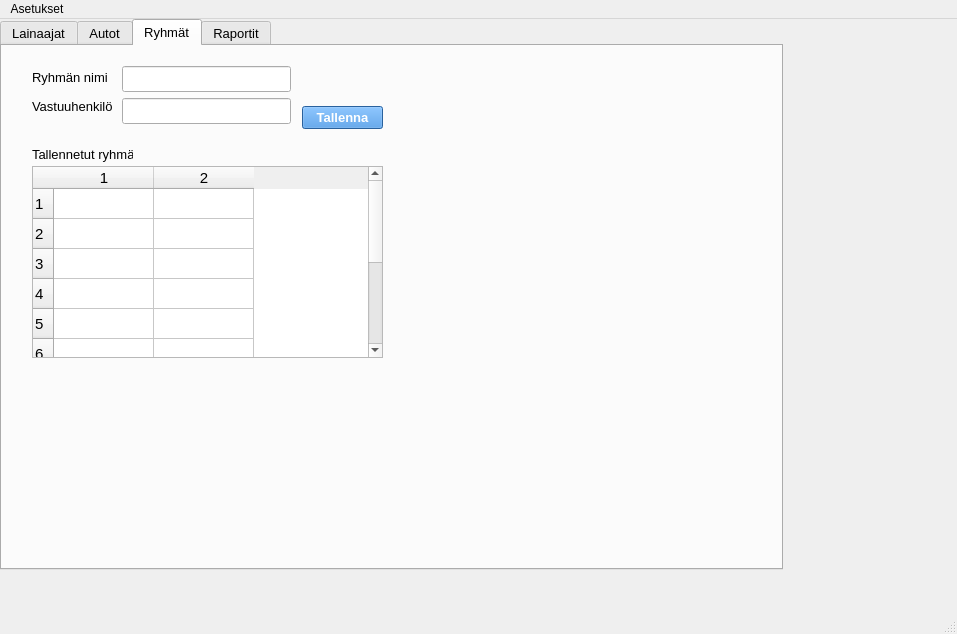
Old version of the form administrative.ui in the repository katalav/Autolainaus.
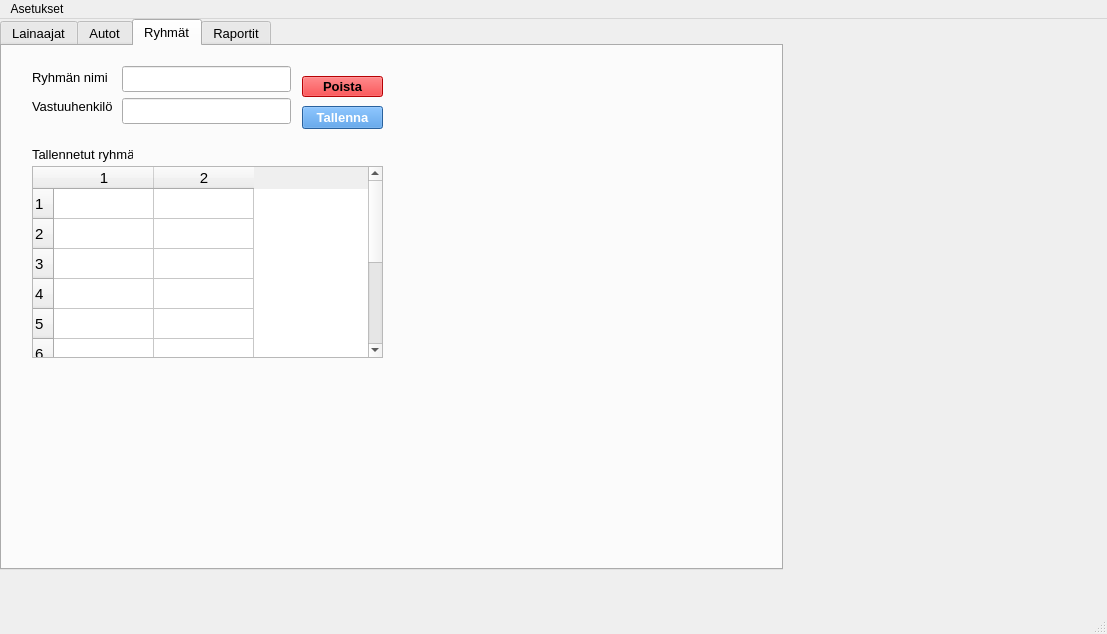
New version of the form. The open tabs and pages were chosen to show the change. Icons and pictures are not drawn.

The edit to the form file:
```diff
--- a/administrative.ui
+++ b/administrative.ui
@@ -6,7 +6,7 @@
    <rect>
     <x>0</x>
     <y>0</y>
-    <width>957</width>
+    <width>1107</width>
     <height>634</height>
    </rect>
   </property>
@@ -845,6 +845,32 @@
        </item>
       </layout>
      </widget>
+     <widget class="QPushButton" name="removeGroupPushButton_2">
+      <property name="geometry">
+       <rect>
+        <x>300</x>
+        <y>30</y>
+        <width>81</width>
+        <height>21</height>
+       </rect>
+      </property>
+      <property name="font">
+       <font>
+        <pointsize>10</pointsize>
+        <bold>true</bold>
+       </font>
+      </property>
+      <property name="cursor">
+       <cursorShape>PointingHandCursor</cursorShape>
+      </property>
+      <property name="styleSheet">
+       <string notr="true">background-color: rgb(57, 136, 220);
+background-color: rgb(255, 1, 5);</string>
+      </property>
+      <property name="text">
+       <string>Poista</string>
+      </property>
+     </widget>
     </widget>
     <widget class="QWidget" name="reportsTab">
      <property name="cursor">
@@ -1066,7 +1092,7 @@
     <rect>
      <x>0</x>
      <y>0</y>
-     <width>957</width>
+     <width>1107</width>
      <height>33</height>
     </rect>
    </property>
```
Left out of the diff: 59 changed lines with no effect on the pictures.
